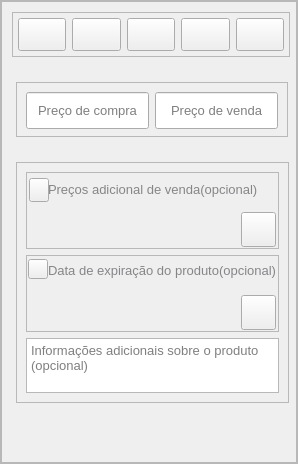
This is src/gui/uis/windows/ui_file/cadastro_produto.ui in NdondaDaniel2020/SalesManagement as Qt 5 draws it before an edit. The edited form follows.
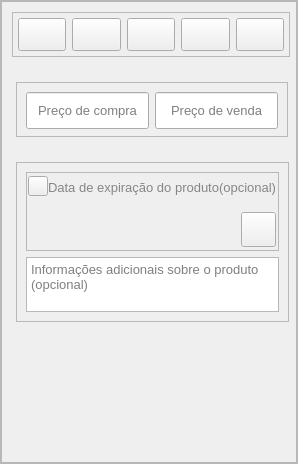
This is the edited form. The open tabs and pages were chosen to show the change. Icons and pictures are not drawn. Custom widgets are drawn as their Qt base class.

Diff of the .ui file:
```diff
--- a/src/gui/uis/windows/ui_file/cadastro_produto.ui
+++ b/src/gui/uis/windows/ui_file/cadastro_produto.ui
@@ -1268,7 +1268,7 @@
                  <x>14</x>
                  <y>90</y>
                  <width>273</width>
-                 <height>241</height>
+                 <height>160</height>
                 </rect>
                </property>
                <property name="maximumSize">
@@ -1284,95 +1284,6 @@
                 <enum>QFrame::Raised</enum>
                </property>
                <layout class="QVBoxLayout" name="verticalLayout_9">
-                <item>
-                 <widget class="QFrame" name="frame_preco_adicional">
-                  <property name="maximumSize">
-                   <size>
-                    <width>16777215</width>
-                    <height>80</height>
-                   </size>
-                  </property>
-                  <property name="styleSheet">
-                   <string notr="true"/>
-                  </property>
-                  <property name="frameShape">
-                   <enum>QFrame::StyledPanel</enum>
-                  </property>
-                  <property name="frameShadow">
-                   <enum>QFrame::Raised</enum>
-                  </property>
-                  <widget class="QLabel" name="lbl_tag">
-                   <property name="geometry">
-                    <rect>
-                     <x>22</x>
-                     <y>7</y>
-                     <width>220</width>
-                     <height>20</height>
-                    </rect>
-                   </property>
-                   <property name="font">
-                    <font>
-                     <pointsize>10</pointsize>
-                    </font>
-                   </property>
-                   <property name="styleSheet">
-                    <string notr="true">color: rgb(134, 134, 137)</string>
-                   </property>
-                   <property name="text">
-                    <string>Preços adicional de venda(opcional)</string>
-                   </property>
-                  </widget>
-                  <widget class="QPushButton" name="btn_add_preco">
-                   <property name="geometry">
-                    <rect>
-                     <x>215</x>
-                     <y>40</y>
-                     <width>35</width>
-                     <height>35</height>
-                    </rect>
-                   </property>
-                   <property name="layoutDirection">
-                    <enum>Qt::RightToLeft</enum>
-                   </property>
-                   <property name="text">
-                    <string/>
-                   </property>
-                   <property name="icon">
-                    <iconset>
-                     <normaloff>../../../images/svg_icons/icon_add.svg</normaloff>../../../images/svg_icons/icon_add.svg</iconset>
-                   </property>
-                   <property name="iconSize">
-                    <size>
-                     <width>33</width>
-                     <height>33</height>
-                    </size>
-                   </property>
-                  </widget>
-                  <widget class="QPushButton" name="icon_tag">
-                   <property name="geometry">
-                    <rect>
-                     <x>3</x>
-                     <y>6</y>
-                     <width>20</width>
-                     <height>24</height>
-                    </rect>
-                   </property>
-                   <property name="text">
-                    <string/>
-                   </property>
-                   <property name="icon">
-                    <iconset>
-                     <normaloff>../../../images/svg_icons/icon_tag.svg</normaloff>../../../images/svg_icons/icon_tag.svg</iconset>
-                   </property>
-                   <property name="iconSize">
-                    <size>
-                     <width>17</width>
-                     <height>17</height>
-                    </size>
-                   </property>
-                  </widget>
-                 </widget>
-                </item>
                 <item>
                  <widget class="QFrame" name="frame_calendario">
                   <property name="maximumSize">
```
Left out of the diff: 10 changed lines with no effect on the pictures.
